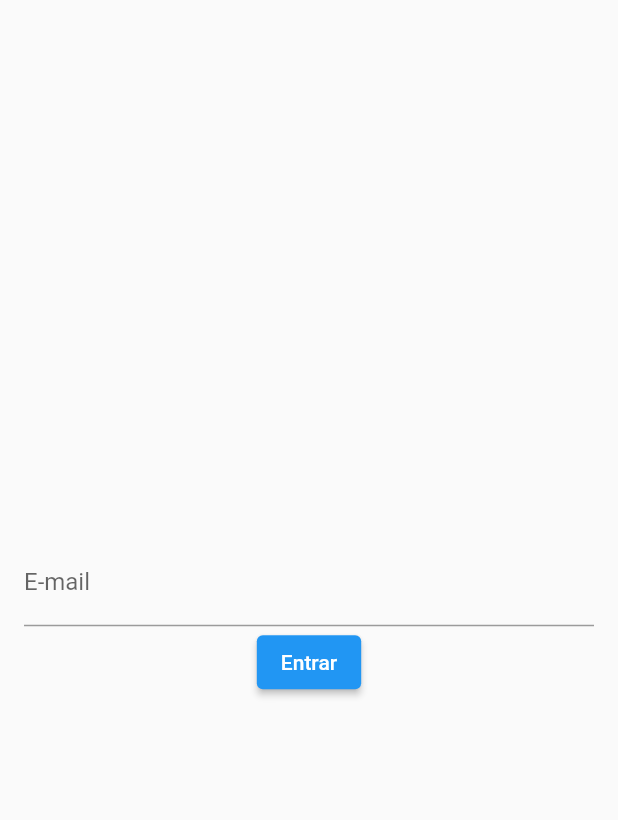
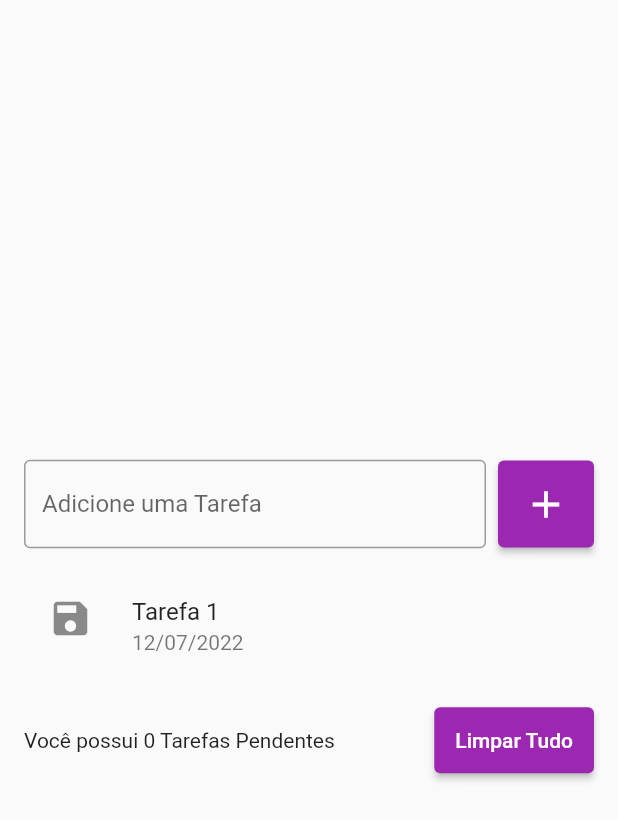
Before and after one commit to zupy-fmartinelli/todo_list, a Flutter app: the screen it shows after launch, on a phone screen of 412 x 824 dp. Shown: the top 820 px of the screen. Run offline on Flutter 3.47's test engine with Material 2 defaults, Android fonts, the phone set to English and light mode, and no system bars.

Commit message:
ListView Layout

```diff
--- a/lib/pages/todo_list_page.dart
+++ b/lib/pages/todo_list_page.dart
@@ -1,26 +1,80 @@
 import 'package:flutter/material.dart';
 
 class TodoListPage extends StatelessWidget {
-  TodoListPage({Key? key}) : super(key: key);
-
-  final TextEditingController emailController = TextEditingController();
+  const TodoListPage({Key? key}) : super(key: key);
 
   @override
   Widget build(BuildContext context) {
     return Scaffold(
       body: Center(
         child: Padding(
-          padding: const EdgeInsets.only(left: 16, right: 16),
+          padding: const EdgeInsets.symmetric(horizontal: 16),
           child: Column(
             mainAxisSize: MainAxisSize.min,
             children: [
-              TextField(
-                controller: emailController,
-                decoration: InputDecoration(labelText: 'E-mail'),
+              Row(
+                children: [
+                  Expanded(
+                    flex: 2,
+                    child: TextField(
+                      decoration: InputDecoration(
+                        border: OutlineInputBorder(),
+                        labelText: 'Adicione uma Tarefa',
+                        hintText: 'Ex. Estudar Flutter',
+                      ),
+                    ),
+                  ),
+                  SizedBox(width: 8),
+                  ElevatedButton(
+                    onPressed: () {},
+                    style: ElevatedButton.styleFrom(
+                      primary: Colors.purple,
+                      padding: EdgeInsets.all(14),
+                    ),
+                    child: Icon(
+                      Icons.add,
+                      size: 30,
+                    ),
+                  ),
+                ],
               ),
-              ElevatedButton(
-                onPressed: login,
-                child: Text('Entrar'),
+              SizedBox(height: 16),
+              //listview
+              ListView(
+                shrinkWrap: true,
+                children: [
+                  ListTile(
+                    title: Text('Tarefa 1'),
+                    subtitle: Text('12/07/2022'),
+                    leading: Icon(
+                      Icons.save,
+                      size: 30,
+                    ),
+                    onTap: () {
+                      print('Tarefa 1');
+                    },
+                  )
+                ],
+              ),
+              //linha de baixo
+              SizedBox(height: 16),
+              Row(
+                children: [
+                  Expanded(
+                    child: Text(
+                      'Você possui 0 Tarefas Pendentes',
+                    ),
+                  ),
+                  SizedBox(width: 8),
+                  ElevatedButton(
+                    onPressed: () {},
+                    style: ElevatedButton.styleFrom(
+                      primary: Colors.purple,
+                      padding: EdgeInsets.all(14),
+                    ),
+                    child: Text('Limpar Tudo'),
+                  )
+                ],
               )
             ],
           ),
@@ -28,9 +82,4 @@ class TodoListPage extends StatelessWidget {
       ),
     );
   }
-
-  void login() {
-    String text = emailController.text;
-    print(text);
-  }
 }
```
